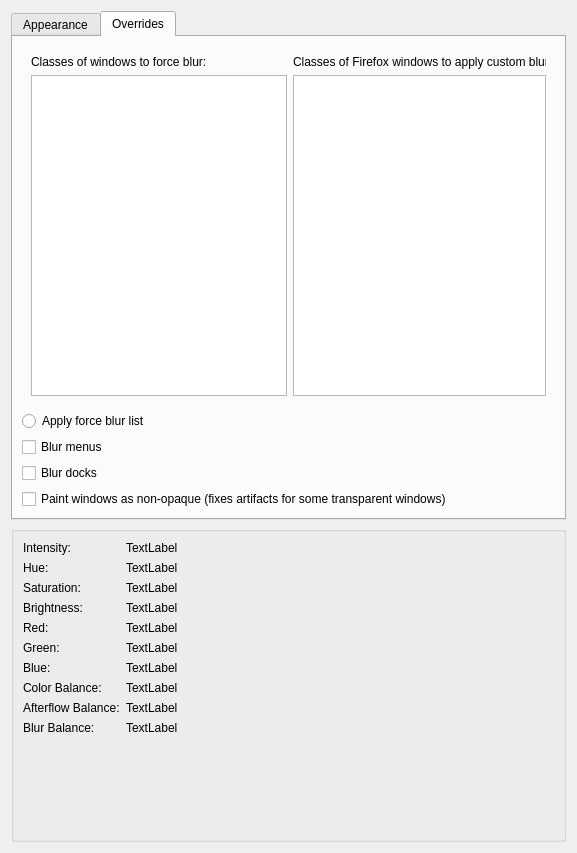
This is kwin/effects_cpp/kde-effects-aeroglassblur/src/kcm/blur_config.ui in catpswin5/VistaThemePlasma as Qt 5 draws it before an edit. The edited form follows.
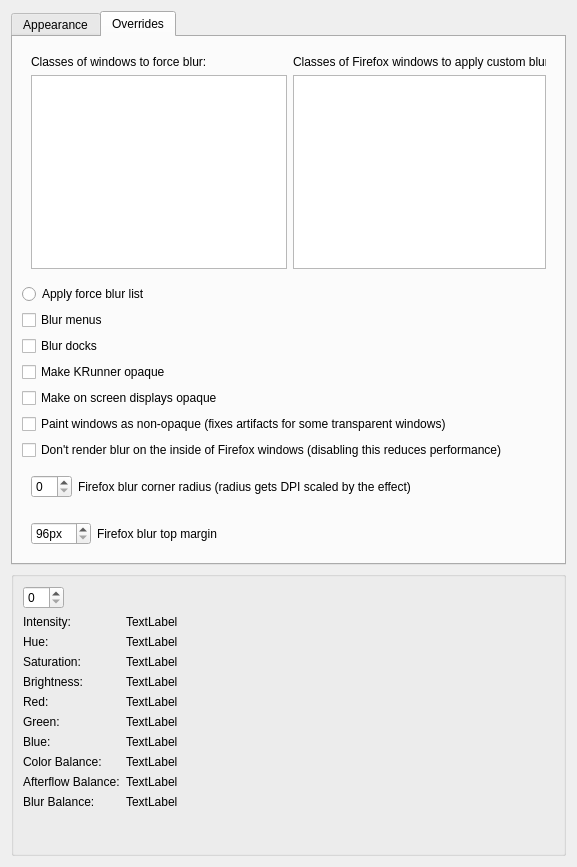
This is the edited form. The open tabs and pages were chosen to show the change. Icons and pictures are not drawn.

Diff of the .ui file:
```diff
--- a/kwin/effects_cpp/kde-effects-aeroglassblur/src/kcm/blur_config.ui
+++ b/kwin/effects_cpp/kde-effects-aeroglassblur/src/kcm/blur_config.ui
@@ -7,7 +7,7 @@
     <x>0</x>
     <y>0</y>
     <width>577</width>
-    <height>853</height>
+    <height>867</height>
    </rect>
   </property>
   <layout class="QVBoxLayout">
@@ -385,6 +385,20 @@
          </property>
         </widget>
        </item>
+       <item>
+        <widget class="QCheckBox" name="kcfg_OpaqueKrunner">
+         <property name="text">
+          <string>Make KRunner opaque</string>
+         </property>
+        </widget>
+       </item>
+       <item>
+        <widget class="QCheckBox" name="kcfg_OpaqueOSD">
+         <property name="text">
+          <string>Make on screen displays opaque</string>
+         </property>
+        </widget>
+       </item>
        <item>
         <widget class="QCheckBox" name="kcfg_PaintAsTranslucent">
          <property name="text">
@@ -392,6 +406,68 @@
          </property>
         </widget>
        </item>
+       <item>
+        <widget class="QCheckBox" name="kcfg_FirefoxHollowRegion">
+         <property name="text">
+          <string>Don't render blur on the inside of Firefox windows (disabling this reduces performance)</string>
+         </property>
+        </widget>
+       </item>
+       <item>
+        <widget class="QWidget" name="widget_3" native="true">
+         <layout class="QHBoxLayout" name="horizontalLayout_4">
+          <item>
+           <widget class="QSpinBox" name="kcfg_FirefoxCornerRadius">
+            <property name="sizePolicy">
+             <sizepolicy hsizetype="Maximum" vsizetype="Fixed">
+              <horstretch>0</horstretch>
+              <verstretch>0</verstretch>
+             </sizepolicy>
+            </property>
+           </widget>
+          </item>
+          <item>
+           <widget class="QLabel" name="label_4">
+            <property name="text">
+             <string>Firefox blur corner radius (radius gets DPI scaled by the effect)</string>
+            </property>
+           </widget>
+          </item>
+         </layout>
+        </widget>
+       </item>
+       <item>
+        <widget class="QWidget" name="widget_4" native="true">
+         <layout class="QHBoxLayout" name="horizontalLayout_5">
+          <item>
+           <widget class="QSpinBox" name="kcfg_FirefoxBlurTopMargin">
+            <property name="sizePolicy">
+             <sizepolicy hsizetype="Maximum" vsizetype="Fixed">
+              <horstretch>0</horstretch>
+              <verstretch>0</verstretch>
+             </sizepolicy>
+            </property>
+            <property name="suffix">
+             <string>px</string>
+            </property>
+            <property name="minimum">
+             <number>96</number>
+            </property>
+            <property name="maximum">
+             <number>512</number>
+            </property>
+           </widget>
+          </item>
+          <item>
+           <widget class="QLabel" name="label_5">
+            <property name="text">
+             <string>Firefox blur top margin</string>
+            </property>
+           </widget>
+          </item>
+         </layout>
+        </widget>
+       </item>
       </layout>
      </widget>
     </widget>
@@ -399,146 +475,149 @@
    <item>
     <widget class="QGroupBox" name="debugValues">
      <layout class="QFormLayout" name="formLayout">
-      <item row="0" column="0">
+      <item row="1" column="0">
        <widget class="QLabel" name="label_19">
         <property name="text">
          <string>Intensity:</string>
         </property>
        </widget>
       </item>
-      <item row="1" column="0">
+      <item row="2" column="0">
        <widget class="QLabel" name="label_18">
         <property name="text">
          <string>Hue:</string>
         </property>
        </widget>
       </item>
-      <item row="2" column="0">
+      <item row="3" column="0">
        <widget class="QLabel" name="label_17">
         <property name="text">
          <string>Saturation:</string>
         </property>
        </widget>
       </item>
-      <item row="3" column="0">
+      <item row="4" column="0">
        <widget class="QLabel" name="label_16">
         <property name="text">
          <string>Brightness:</string>
         </property>
        </widget>
       </item>
-      <item row="4" column="0">
+      <item row="5" column="0">
        <widget class="QLabel" name="label_15">
         <property name="text">
          <string>Red:</string>
         </property>
        </widget>
       </item>
-      <item row="5" column="0">
+      <item row="6" column="0">
        <widget class="QLabel" name="label_14">
         <property name="text">
          <string>Green:</string>
         </property>
        </widget>
       </item>
-      <item row="6" column="0">
+      <item row="7" column="0">
        <widget class="QLabel" name="label_13">
         <property name="text">
          <string>Blue:</string>
         </property>
        </widget>
       </item>
-      <item row="7" column="0">
+      <item row="8" column="0">
        <widget class="QLabel" name="label_12">
         <property name="text">
          <string>Color Balance:</string>
         </property>
        </widget>
       </item>
-      <item row="8" column="0">
+      <item row="9" column="0">
        <widget class="QLabel" name="label_9">
         <property name="text">
          <string>Afterflow Balance:</string>
         </property>
        </widget>
       </item>
-      <item row="8" column="1">
+      <item row="9" column="1">
        <widget class="QLabel" name="printAfterglowBalance">
         <property name="text">
          <string>TextLabel</string>
         </property>
        </widget>
       </item>
-      <item row="9" column="0">
+      <item row="10" column="0">
        <widget class="QLabel" name="label_8">
         <property name="text">
          <string>Blur Balance:</string>
         </property>
        </widget>
       </item>
-      <item row="9" column="1">
+      <item row="10" column="1">
        <widget class="QLabel" name="printBlurBalance">
         <property name="text">
          <string>TextLabel</string>
         </property>
        </widget>
       </item>
-      <item row="7" column="1">
+      <item row="8" column="1">
        <widget class="QLabel" name="printColorBalance">
         <property name="text">
          <string>TextLabel</string>
         </property>
        </widget>
       </item>
-      <item row="6" column="1">
+      <item row="7" column="1">
        <widget class="QLabel" name="printBlue">
         <property name="text">
          <string>TextLabel</string>
         </property>
        </widget>
       </item>
-      <item row="5" column="1">
+      <item row="6" column="1">
        <widget class="QLabel" name="printGreen">
         <property name="text">
          <string>TextLabel</string>
         </property>
        </widget>
       </item>
-      <item row="4" column="1">
+      <item row="5" column="1">
        <widget class="QLabel" name="printRed">
         <property name="text">
          <string>TextLabel</string>
         </property>
        </widget>
       </item>
-      <item row="3" column="1">
+      <item row="4" column="1">
        <widget class="QLabel" name="printBrightness">
         <property name="text">
          <string>TextLabel</string>
         </property>
        </widget>
       </item>
-      <item row="2" column="1">
+      <item row="3" column="1">
        <widget class="QLabel" name="printSaturation">
         <property name="text">
          <string>TextLabel</string>
         </property>
        </widget>
       </item>
-      <item row="1" column="1">
+      <item row="2" column="1">
        <widget class="QLabel" name="printHue">
         <property name="text">
          <string>TextLabel</string>
         </property>
        </widget>
       </item>
-      <item row="0" column="1">
+      <item row="1" column="1">
        <widget class="QLabel" name="printIntensity">
         <property name="text">
          <string>TextLabel</string>
         </property>
        </widget>
       </item>
+      <item row="0" column="0">
+       <widget class="QSpinBox" name="kcfg_AccentColorGroup"/>
+      </item>
      </layout>
     </widget>
    </item>
```
Left out of the diff: 6 changed lines with no effect on the pictures.
